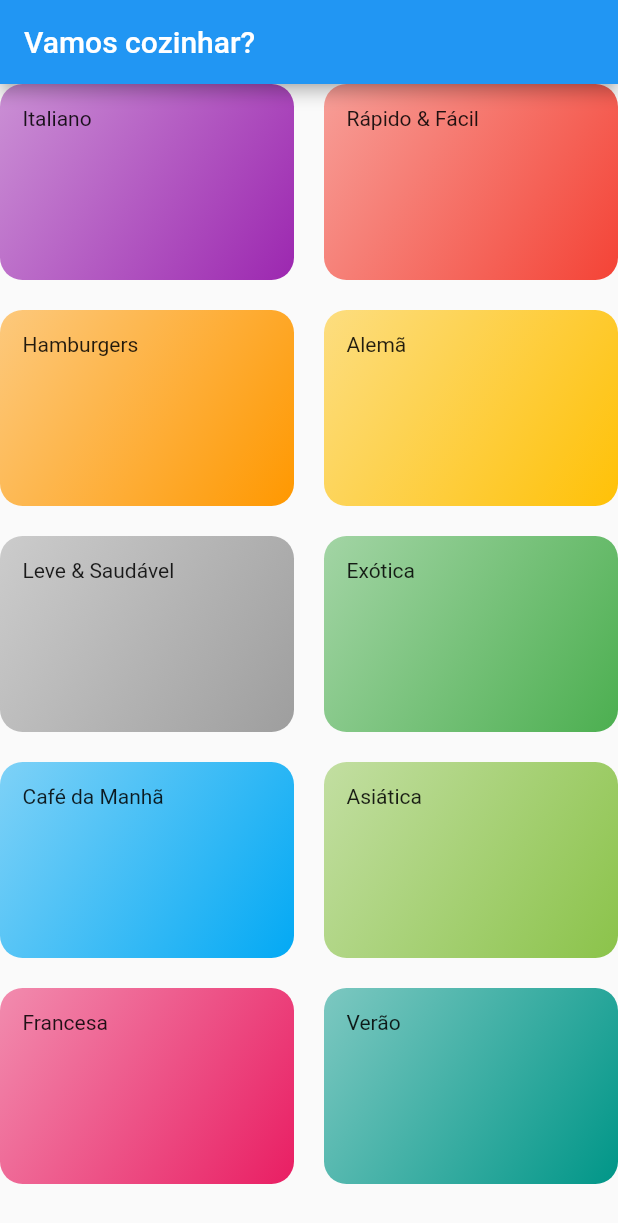
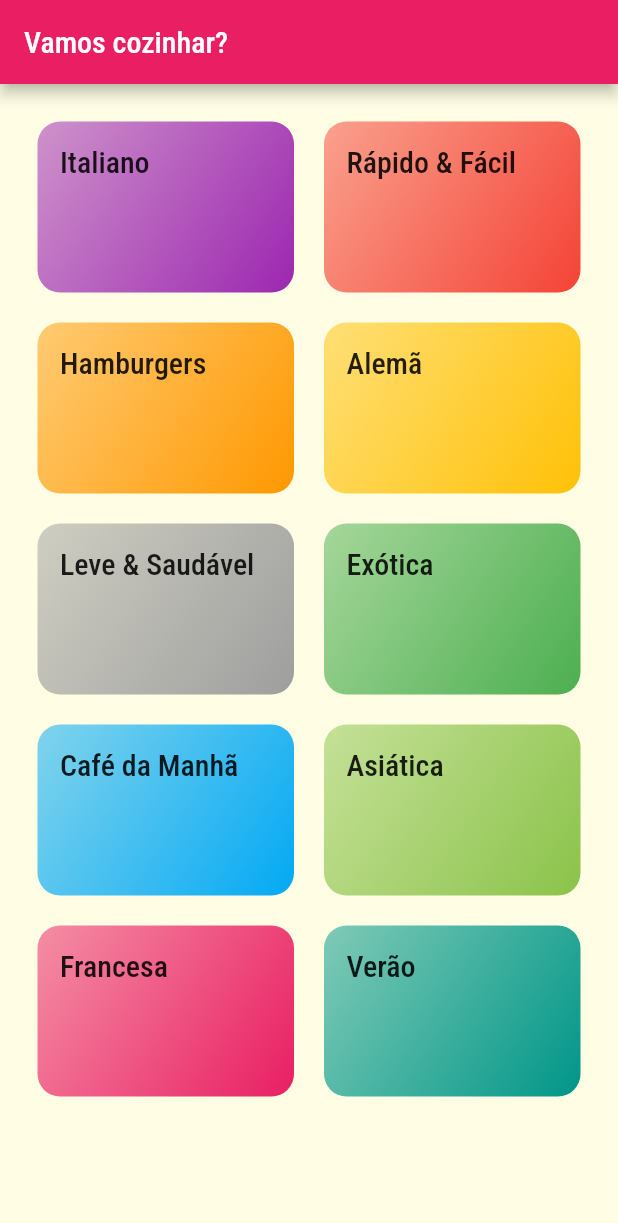
Before and after one commit to elton-costa/meals, a Flutter app: the screen it shows after launch, on a phone screen of 412 x 824 dp. Shown: the top 1223 px of the screen. Run offline on Flutter 3.47's test engine with Material 2 defaults, Android fonts, the phone set to English and light mode, and no system bars.

Commit message:
Create theme and style

```diff
--- a/lib/components/category_item.dart
+++ b/lib/components/category_item.dart
@@ -9,8 +9,11 @@
   @override
   Widget build(BuildContext context) {
     return Container(
-      padding: EdgeInsets.all(15),
-      child: Text(category.title),
+      padding: const EdgeInsets.all(15),
+      child: Text(
+        category.title,
+        style: Theme.of(context).textTheme.headline6,
+      ),
       decoration: BoxDecoration(
         borderRadius: BorderRadius.circular(15),
         gradient: LinearGradient(
--- a/lib/main.dart
+++ b/lib/main.dart
@@ -9,7 +9,18 @@
     return MaterialApp(
       title: 'Vamos cozinhar?',
       theme: ThemeData(
-        primarySwatch: Colors.blue,
+        colorScheme: ColorScheme.fromSwatch().copyWith(
+          primary: Colors.pink,
+          secondary: Colors.blueAccent[700],
+        ),
+        fontFamily: 'Raleway',
+        canvasColor: Color.fromRGBO(255, 254, 229, 1),
+        textTheme: ThemeData.light().textTheme.copyWith(
+              headline6: TextStyle(
+                fontSize: 20,
+                fontFamily: 'RobotoCondensed',
+              ),
+            ),
       ),
       home: CategoriesScreen(),
     );
--- a/lib/screens/categories_screen.dart
+++ b/lib/screens/categories_screen.dart
@@ -10,6 +10,7 @@
         title: Text('Vamos cozinhar?'),
       ),
       body: GridView(
+        padding: const EdgeInsets.all(25),
         gridDelegate: const SliverGridDelegateWithMaxCrossAxisExtent(
           maxCrossAxisExtent: 200,
           childAspectRatio: 3 / 2,
```
Also changed, not shown: pubspec.yaml (+18 -11 lines), assets/fonts/Raleway-Black.ttf (added), assets/fonts/Raleway-Bold.ttf (added), assets/fonts/Raleway-Regular.ttf (added), assets/fonts/RobotoCondensed-Bold.ttf (added), assets/fonts/RobotoCondensed-Italic.ttf (added), assets/fonts/RobotoCondensed-Light.ttf (added), assets/fonts/RobotoCondensed-Regular.ttf (added).
